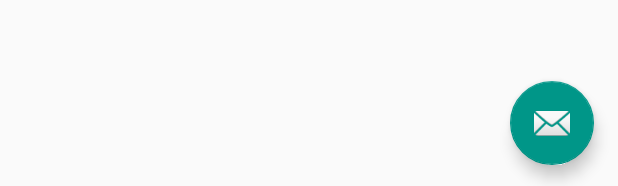
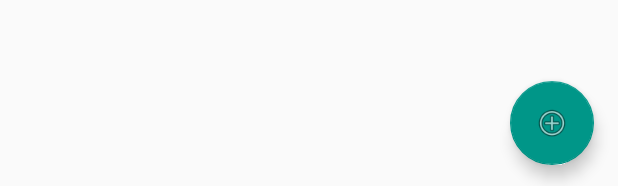
Before and after one commit to jhankein/PrograminAndroid, an Android app: the layout activity_login.xml on its own in the app's theme, with its tools: preview values and no code run, on a phone screen of 412 x 824 dp. Shown: the part 1047-1233 px from the top of the screen. Run offline under Robolectric (Android 15) with nearby library versions, the phone set to English and light mode, and no system bars.

Commit message:
UI users

```diff
--- a/app/src/main/res/layout/activity_login.xml
+++ b/app/src/main/res/layout/activity_login.xml
@@ -28,6 +28,6 @@
         android:layout_height="wrap_content"
         android:layout_gravity="bottom|end"
         android:layout_margin="@dimen/fab_margin"
-        app:srcCompat="@android:drawable/ic_dialog_email" />
+        app:srcCompat="@android:drawable/ic_menu_add" />
 
 </android.support.design.widget.CoordinatorLayout>
--- a/app/src/main/res/layout/user_form.xml
+++ b/app/src/main/res/layout/user_form.xml
@@ -104,7 +104,7 @@
             android:layout_height="wrap_content"
             android:layout_gravity="center_vertical"
             android:layout_row="2"
-            android:src="@android:drawable/ic_lock_lock" />
+            android:src="@mipmap/ic_launcher" />
 
         <android.support.design.widget.TextInputLayout
             android:id="@+id/til_password"
```
Also changed, not shown: app/src/main/java/com/example/saaibi/parcial/Controller/ApplicationController.java (+0 -12 lines), app/src/main/java/com/example/saaibi/parcial/CreateUsersOnClickListener.java (+4 -12 lines), app/src/main/java/com/example/saaibi/parcial/Views/LoginActivity.java (+3 -11 lines).
